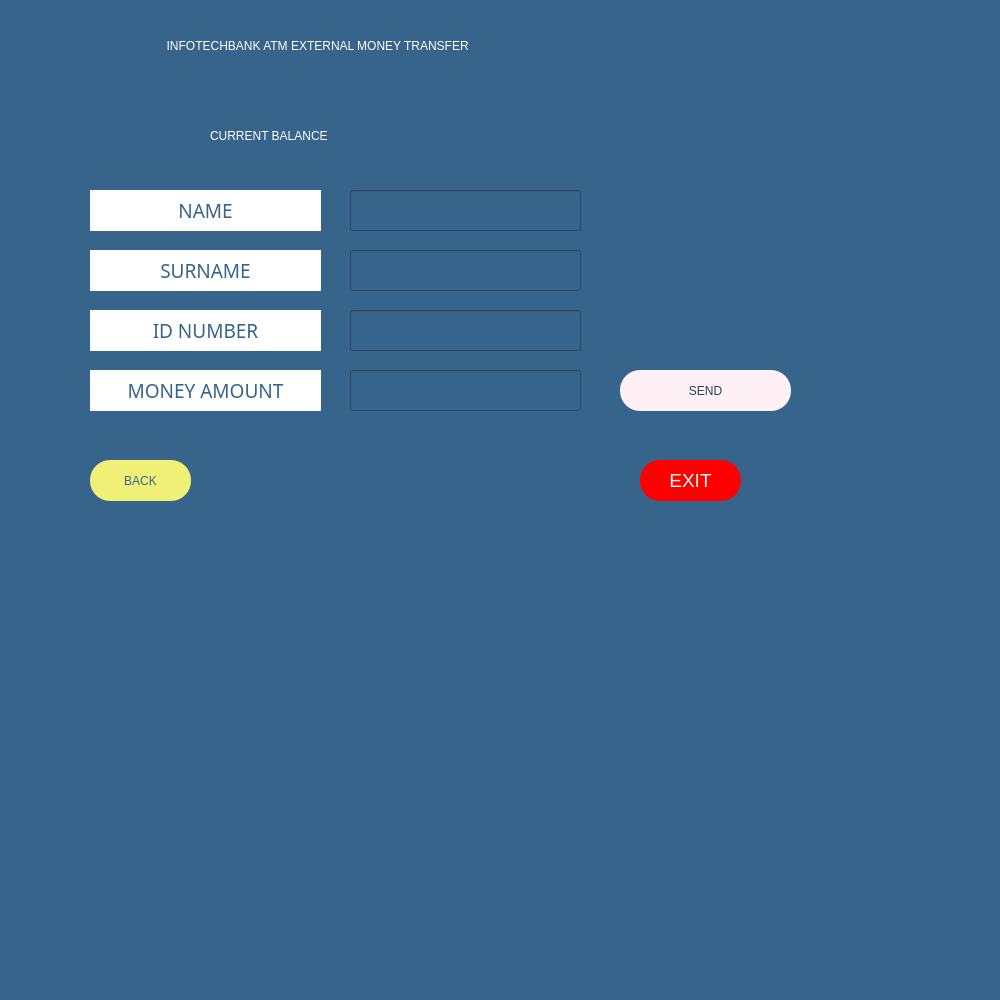
Qt form external.ui (melihorhanyilmaz/Project) before a commit.
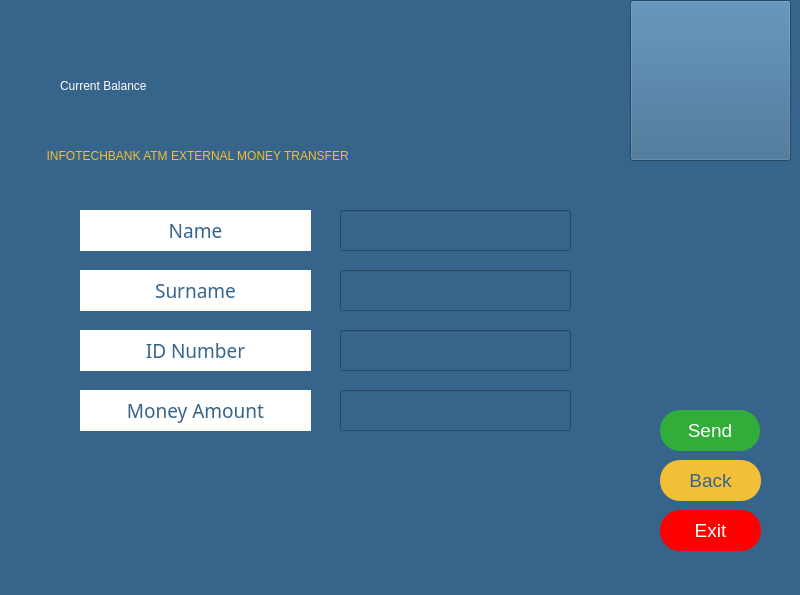
The same form after that commit. Icons and pictures are not drawn.

What changed in the file:
```diff
--- a/external.ui
+++ b/external.ui
@@ -6,8 +6,8 @@
    <rect>
     <x>0</x>
     <y>0</y>
-    <width>1000</width>
-    <height>1000</height>
+    <width>800</width>
+    <height>595</height>
    </rect>
   </property>
   <property name="windowTitle">
@@ -20,8 +20,8 @@
    <widget class="QLabel" name="la_error">
     <property name="geometry">
      <rect>
-      <x>120</x>
-      <y>430</y>
+      <x>110</x>
+      <y>450</y>
       <width>451</width>
       <height>16</height>
      </rect>
@@ -38,8 +38,8 @@
    <widget class="QLineEdit" name="li_amount">
     <property name="geometry">
      <rect>
-      <x>350</x>
-      <y>370</y>
+      <x>340</x>
+      <y>390</y>
       <width>231</width>
       <height>41</height>
      </rect>
@@ -55,8 +55,8 @@
    <widget class="QLabel" name="la_balance">
     <property name="geometry">
      <rect>
-      <x>430</x>
-      <y>110</y>
+      <x>250</x>
+      <y>60</y>
       <width>251</width>
       <height>51</height>
      </rect>
@@ -74,8 +74,8 @@
    <widget class="QPushButton" name="B_exit">
     <property name="geometry">
      <rect>
-      <x>640</x>
-      <y>460</y>
+      <x>660</x>
+      <y>510</y>
       <width>101</width>
       <height>41</height>
      </rect>
@@ -87,7 +87,7 @@
 color: rgb(255, 255, 255);</string>
     </property>
     <property name="text">
-     <string>EXIT</string>
+     <string>Exit</string>
     </property>
     <property name="icon">
      <iconset>
@@ -97,8 +97,8 @@
    <widget class="QLineEdit" name="li_alici_name">
     <property name="geometry">
      <rect>
-      <x>350</x>
-      <y>190</y>
+      <x>340</x>
+      <y>210</y>
       <width>231</width>
       <height>41</height>
      </rect>
@@ -114,8 +114,8 @@
    <widget class="QLineEdit" name="li_alici_surname">
     <property name="geometry">
      <rect>
-      <x>350</x>
-      <y>250</y>
+      <x>340</x>
+      <y>270</y>
       <width>231</width>
       <height>41</height>
      </rect>
@@ -131,17 +131,15 @@
    <widget class="QLabel" name="la_welcome">
     <property name="geometry">
      <rect>
-      <x>160</x>
-      <y>10</y>
-      <width>511</width>
-      <height>71</height>
+      <x>40</x>
+      <y>130</y>
+      <width>581</width>
+      <height>51</height>
      </rect>
     </property>
     <property name="styleSheet">
-     <string notr="true">
-font: 75 16pt &quot;MS Shell Dlg 2&quot;;
-color: rgb(255, 255, 255);
-</string>
+     <string notr="true">color: rgb(242, 192, 54);
+font: 75 18pt &quot;MS Shell Dlg 2&quot;;</string>
     </property>
     <property name="text">
      <string>  INFOTECHBANK ATM EXTERNAL MONEY TRANSFER</string>
@@ -150,20 +148,20 @@
    <widget class="QPushButton" name="B_send">
     <property name="geometry">
      <rect>
-      <x>620</x>
-      <y>370</y>
-      <width>171</width>
+      <x>660</x>
+      <y>410</y>
+      <width>100</width>
       <height>41</height>
      </rect>
     </property>
     <property name="styleSheet">
-     <string notr="true">background-color: rgb(255, 240, 245);
-color: rgb(34, 64, 89);
-font: 63 14pt &quot;Montserrat SemiBold&quot;;
-border-radius: 20 </string>
+     <string notr="true">background-color: rgb(50, 173, 58);
+font: 63 14pt ;Montserrat SemiBold;
+border-radius: 20;
+color: rgb(255, 255, 255);</string>
     </property>
     <property name="text">
-     <string>SEND</string>
+     <string>Send</string>
     </property>
     <property name="icon">
      <iconset>
@@ -173,8 +171,8 @@
    <widget class="QLabel" name="la_alici_name">
     <property name="geometry">
      <rect>
-      <x>90</x>
-      <y>190</y>
+      <x>80</x>
+      <y>210</y>
       <width>231</width>
       <height>41</height>
      </rect>
@@ -194,7 +192,7 @@
 background-color: rgb(255, 255, 255);</string>
     </property>
     <property name="text">
-     <string>NAME</string>
+     <string>Name</string>
     </property>
     <property name="alignment">
      <set>Qt::AlignCenter</set>
@@ -203,8 +201,8 @@
    <widget class="QLabel" name="la_alici_surname">
     <property name="geometry">
      <rect>
-      <x>90</x>
-      <y>250</y>
+      <x>80</x>
+      <y>270</y>
       <width>231</width>
       <height>41</height>
      </rect>
@@ -224,7 +222,7 @@
 background-color: rgb(255, 255, 255);</string>
     </property>
     <property name="text">
-     <string>SURNAME</string>
+     <string>Surname</string>
     </property>
     <property name="alignment">
      <set>Qt::AlignCenter</set>
@@ -233,8 +231,8 @@
    <widget class="QLabel" name="la_alici_id">
     <property name="geometry">
      <rect>
-      <x>90</x>
-      <y>310</y>
+      <x>80</x>
+      <y>330</y>
       <width>231</width>
       <height>41</height>
      </rect>
@@ -254,7 +252,7 @@
 background-color: rgb(255, 255, 255);</string>
     </property>
     <property name="text">
-     <string>ID NUMBER</string>
+     <string>ID Number</string>
     </property>
     <property name="alignment">
      <set>Qt::AlignCenter</set>
@@ -263,8 +261,8 @@
    <widget class="QLabel" name="la_amount">
     <property name="geometry">
      <rect>
-      <x>90</x>
-      <y>370</y>
+      <x>80</x>
+      <y>390</y>
       <width>231</width>
       <height>41</height>
      </rect>
@@ -284,7 +282,7 @@
 background-color: rgb(255, 255, 255);</string>
     </property>
     <property name="text">
-     <string>MONEY AMOUNT</string>
+     <string>Money Amount</string>
     </property>
     <property name="alignment">
      <set>Qt::AlignCenter</set>
@@ -293,8 +291,8 @@
    <widget class="QLineEdit" name="li_alici_id">
     <property name="geometry">
      <rect>
-      <x>350</x>
-      <y>310</y>
+      <x>340</x>
+      <y>330</y>
       <width>231</width>
       <height>41</height>
      </rect>
@@ -313,21 +311,21 @@
    <widget class="QPushButton" name="B_back">
     <property name="geometry">
      <rect>
-      <x>90</x>
+      <x>660</x>
       <y>460</y>
       <width>101</width>
       <height>41</height>
      </rect>
     </property>
     <property name="styleSheet">
-     <string notr="true">background-color: rgb(240, 240, 119);
+     <string notr="true">background-color: rgb(242, 192, 54);
 color: rgb(54, 100, 139);
-font: 63 14pt &quot;Montserrat SemiBold&quot;;
+font: 63 14pt ;Montserrat SemiBold;
 border-radius: 20;
 </string>
     </property>
     <property name="text">
-     <string>BACK</string>
+     <string>Back</string>
     </property>
     <property name="checkable">
      <bool>false</bool>
@@ -336,8 +334,8 @@
    <widget class="QLabel" name="la_welcome_2">
     <property name="geometry">
      <rect>
-      <x>210</x>
-      <y>110</y>
+      <x>60</x>
+      <y>60</y>
       <width>191</width>
       <height>51</height>
      </rect>
@@ -349,7 +347,36 @@
 </string>
     </property>
     <property name="text">
-     <string>CURRENT BALANCE</string>
+     <string>Current Balance</string>
+    </property>
+   </widget>
+   <widget class="QPushButton" name="pushButton">
+    <property name="geometry">
+     <rect>
+      <x>630</x>
+      <y>0</y>
+      <width>161</width>
+      <height>161</height>
+     </rect>
+    </property>
+    <property name="contextMenuPolicy">
+     <enum>Qt::DefaultContextMenu</enum>
+    </property>
+    <property name="styleSheet">
+     <string notr="true"/>
+    </property>
+    <property name="text">
+     <string/>
+    </property>
+    <property name="icon">
+     <iconset>
+      <normaloff>logo.png</normaloff>logo.png</iconset>
+    </property>
+    <property name="iconSize">
+     <size>
+      <width>150</width>
+      <height>150</height>
+     </size>
     </property>
    </widget>
   </widget>
```
Left out of the diff: 7 changed lines with no effect on the pictures.
